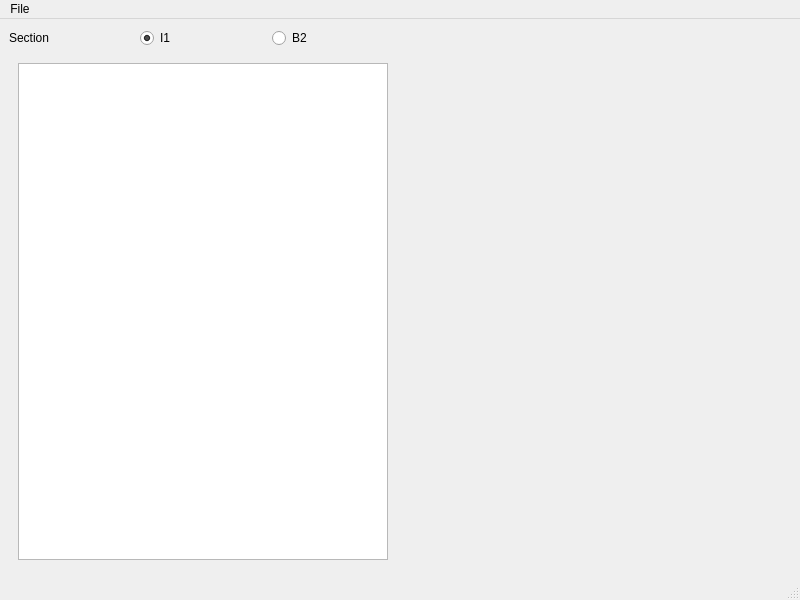
Above: esme/gui/ui/calibrator.ui from st-walker/esme before the change. Below: the same form after it.
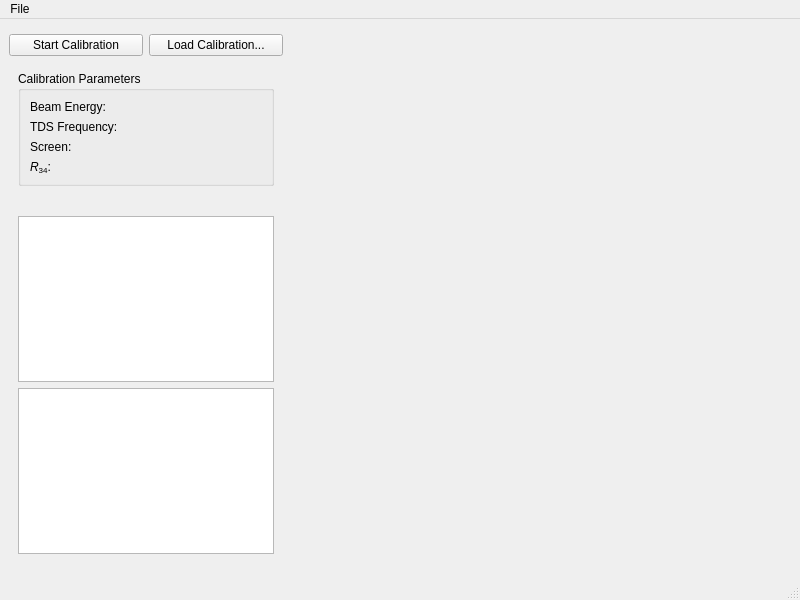
That is the form after the change. The open tabs and pages were chosen to show the change. Custom widgets are drawn as their Qt base class.

Commit message: new calibrator gui design sans business logic

The edit to the form file:
```diff
--- a/esme/gui/ui/calibrator.ui
+++ b/esme/gui/ui/calibrator.ui
@@ -15,35 +15,7 @@
   </property>
   <widget class="QWidget" name="centralwidget">
    <layout class="QGridLayout" name="gridLayout_4">
-    <item row="0" column="0">
-     <layout class="QHBoxLayout" name="horizontalLayout_2">
-      <item>
-       <widget class="QLabel" name="section_label">
-        <property name="text">
-         <string>Section</string>
-        </property>
-       </widget>
-      </item>
-      <item>
-       <widget class="QRadioButton" name="i1_radio_button">
-        <property name="text">
-         <string>I1</string>
-        </property>
-        <property name="checked">
-         <bool>true</bool>
-        </property>
-       </widget>
-      </item>
-      <item>
-       <widget class="QRadioButton" name="b2_radio_button">
-        <property name="text">
-         <string>B2</string>
-        </property>
-       </widget>
-      </item>
-     </layout>
-    </item>
-    <item row="1" column="0">
+    <item row="4" column="0" colspan="2">
      <widget class="QStackedWidget" name="table_stack">
       <property name="sizePolicy">
        <sizepolicy hsizetype="Preferred" vsizetype="Preferred">
@@ -59,6 +31,13 @@
         <item row="0" column="0">
          <widget class="QTableView" name="i1_calibration_table_view"/>
         </item>
+        <item row="1" column="0">
+         <widget class="QTextEdit" name="i1_log">
+          <property name="readOnly">
+           <bool>true</bool>
+          </property>
+         </widget>
+        </item>
        </layout>
       </widget>
       <widget class="QWidget" name="page_2">
@@ -74,7 +53,113 @@
       </widget>
      </widget>
     </item>
-    <item row="0" column="1" rowspan="2">
+    <item row="1" column="0">
+     <widget class="QPushButton" name="start_calibration_button">
+      <property name="text">
+       <string>Start Calibration</string>
+      </property>
+     </widget>
+    </item>
+    <item row="0" column="0" colspan="2">
+     <widget class="AreaControl" name="area_control" native="true"/>
+    </item>
+    <item row="2" column="0" colspan="2">
+     <widget class="QStackedWidget" name="stackedWidget_2">
+      <property name="currentIndex">
+       <number>0</number>
+      </property>
+      <widget class="QWidget" name="page_7">
+       <layout class="QGridLayout" name="gridLayout_7">
+        <item row="0" column="0">
+         <widget class="QGroupBox" name="groupBox">
+          <property name="title">
+           <string>Calibration Parameters</string>
+          </property>
+          <layout class="QGridLayout" name="gridLayout_6">
+           <item row="2" column="0">
+            <widget class="QLabel" name="i1_tds_frequency_label">
+             <property name="text">
+              <string>TDS Frequency:</string>
+             </property>
+            </widget>
+           </item>
+           <item row="4" column="0">
+            <widget class="QLabel" name="i1_r12_streaking_label">
+             <property name="text">
+              <string>&lt;html&gt;&lt;head/&gt;&lt;body&gt;&lt;p&gt;&lt;span style=&quot; font-style:italic;&quot;&gt;R&lt;/span&gt;&lt;span style=&quot; vertical-align:sub;&quot;&gt;34&lt;/span&gt;:&lt;/p&gt;&lt;/body&gt;&lt;/html&gt;</string>
+             </property>
+            </widget>
+           </item>
+           <item row="1" column="0">
+            <widget class="QLabel" name="i1_beam_energy_label">
+             <property name="text">
+              <string>Beam Energy:</string>
+             </property>
+            </widget>
+           </item>
+           <item row="3" column="0">
+            <widget class="QLabel" name="i1_screen_label">
+             <property name="text">
+              <string>Screen:</string>
+             </property>
+            </widget>
+           </item>
+          </layout>
+         </widget>
+        </item>
+       </layout>
+      </widget>
+      <widget class="QWidget" name="page_8">
+       <layout class="QGridLayout" name="gridLayout_9">
+        <item row="0" column="0">
+         <widget class="QGroupBox" name="groupBox_2">
+          <property name="title">
+           <string>Calibration Parameters</string>
+          </property>
+          <layout class="QGridLayout" name="gridLayout_8">
+           <item row="0" column="0">
+            <widget class="QLabel" name="b2_beam_energy_label">
+             <property name="text">
+              <string>Beam Energy:</string>
+             </property>
+            </widget>
+           </item>
+           <item row="4" column="0">
+            <widget class="QLabel" name="b2_screen_label">
+             <property name="text">
+              <string>Screen:</string>
+             </property>
+            </widget>
+           </item>
+           <item row="1" column="0">
+            <widget class="QLabel" name="b2_tds_frequency_label">
+             <property name="text">
+              <string>TDS Frequency:</string>
+             </property>
+            </widget>
+           </item>
+           <item row="3" column="0">
+            <widget class="QLabel" name="b2_r12_streaking_label">
+             <property name="text">
+              <string>&lt;html&gt;&lt;head/&gt;&lt;body&gt;&lt;p&gt;&lt;span style=&quot; font-style:italic;&quot;&gt;R&lt;/span&gt;&lt;span style=&quot; vertical-align:sub;&quot;&gt;34&lt;/span&gt;:&lt;/p&gt;&lt;/body&gt;&lt;/html&gt;</string>
+             </property>
+            </widget>
+           </item>
+          </layout>
+         </widget>
+        </item>
+       </layout>
+      </widget>
+     </widget>
+    </item>
+    <item row="1" column="1">
+     <widget class="QPushButton" name="load_calibration_buton">
+      <property name="text">
+       <string>Load Calibration...</string>
+      </property>
+     </widget>
+    </item>
+    <item row="0" column="2" rowspan="6">
      <widget class="QStackedWidget" name="plot_stack">
       <property name="currentIndex">
        <number>0</number>
@@ -90,26 +175,14 @@
        </layout>
       </widget>
       <widget class="QWidget" name="page_4">
-       <widget class="GraphicsLayoutWidget" name="b2_calibration_graphics" native="true">
-        <property name="geometry">
-         <rect>
-          <x>50</x>
-          <y>11</y>
-          <width>257</width>
-          <height>169</height>
-         </rect>
-        </property>
-       </widget>
-       <widget class="GraphicsLayoutWidget" name="b2_pscan_graphics" native="true">
-        <property name="geometry">
-         <rect>
-          <x>50</x>
-          <y>190</y>
-          <width>257</width>
-          <height>168</height>
-         </rect>
-        </property>
-       </widget>
+       <layout class="QGridLayout" name="gridLayout_5">
+        <item row="0" column="0">
+         <widget class="GraphicsLayoutWidget" name="b2_calibration_graphics" native="true"/>
+        </item>
+        <item row="1" column="0">
+         <widget class="GraphicsLayoutWidget" name="b2_pscan_graphics" native="true"/>
+        </item>
+       </layout>
       </widget>
      </widget>
     </item>
@@ -155,6 +228,12 @@
    <header>pyqtgraph</header>
    <container>1</container>
   </customwidget>
+  <customwidget>
+   <class>AreaControl</class>
+   <extends>QWidget</extends>
+   <header>esme.gui.widgets.area</header>
+   <container>1</container>
+  </customwidget>
  </customwidgets>
  <resources/>
  <connections/>
```
Left out of the diff: 7 changed lines with no effect on the pictures. The commit also changes 5 other files.
